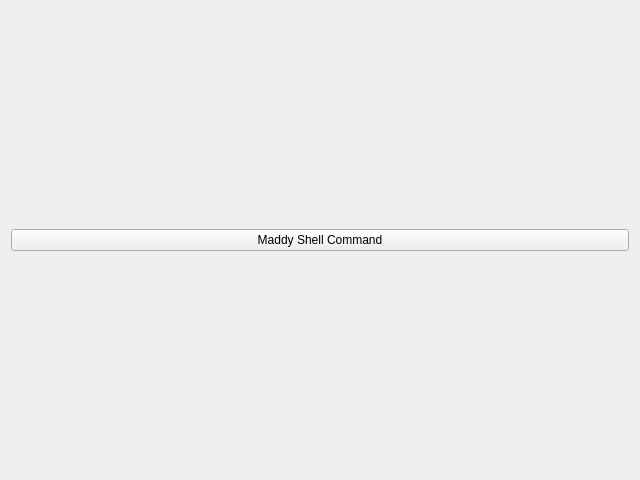
Before: the Qt Designer form Maddy/devPanelMaddy.ui in slaclab/devPanel, drawn with Qt 5.
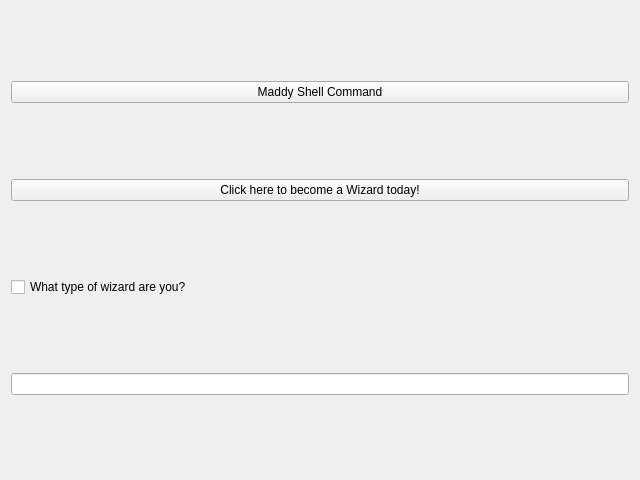
After: the same form once the commit is applied. Custom widgets are drawn as their Qt base class.

Commit message: added python file and made changes to devPanelMaddy.ui

Diff of the .ui file:
```diff
--- a/Maddy/devPanelMaddy.ui
+++ b/Maddy/devPanelMaddy.ui
@@ -14,6 +14,16 @@
    <string>Form</string>
   </property>
   <layout class="QGridLayout" name="gridLayout">
+   <item row="1" column="0">
+    <widget class="PyDMPushButton" name="WIZARD">
+     <property name="toolTip">
+      <string/>
+     </property>
+     <property name="text">
+      <string>Click here to become a Wizard today!</string>
+     </property>
+    </widget>
+   </item>
    <item row="0" column="0">
     <widget class="PyDMShellCommand" name="Maddyshellcommand">
      <property name="toolTip">
@@ -29,14 +39,46 @@
      </property>
     </widget>
    </item>
+   <item row="2" column="0">
+    <widget class="PyDMCheckbox" name="what_wizard">
+     <property name="toolTip">
+      <string/>
+     </property>
+     <property name="text">
+      <string>What type of wizard are you?</string>
+     </property>
+    </widget>
+   </item>
+   <item row="3" column="0">
+    <widget class="PyDMLineEdit" name="wizard_text">
+     <property name="toolTip">
+      <string/>
+     </property>
+    </widget>
+   </item>
   </layout>
  </widget>
  <customwidgets>
+  <customwidget>
+   <class>PyDMLineEdit</class>
+   <extends>QLineEdit</extends>
+   <header>pydm.widgets.line_edit</header>
+  </customwidget>
+  <customwidget>
+   <class>PyDMPushButton</class>
+   <extends>QPushButton</extends>
+   <header>pydm.widgets.pushbutton</header>
+  </customwidget>
   <customwidget>
    <class>PyDMShellCommand</class>
    <extends>QPushButton</extends>
    <header>pydm.widgets.shell_command</header>
   </customwidget>
+  <customwidget>
+   <class>PyDMCheckbox</class>
+   <extends>QCheckBox</extends>
+   <header>pydm.widgets.checkbox</header>
+  </customwidget>
  </customwidgets>
  <resources/>
  <connections/>
```
The commit also changes 1 other file.
